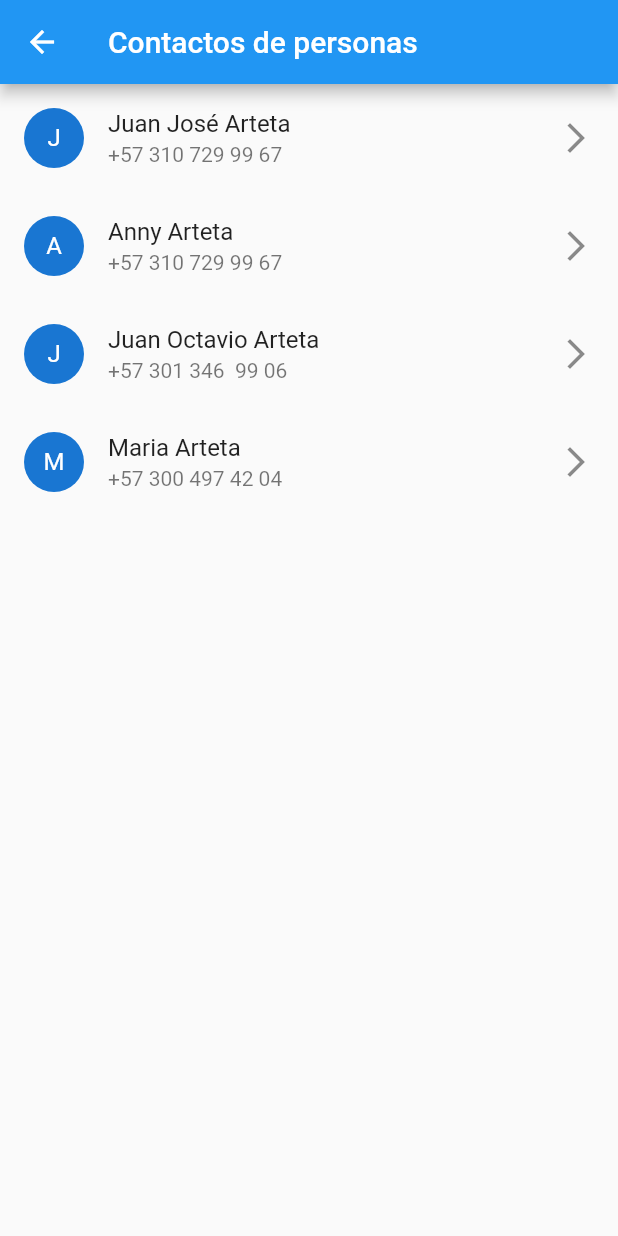
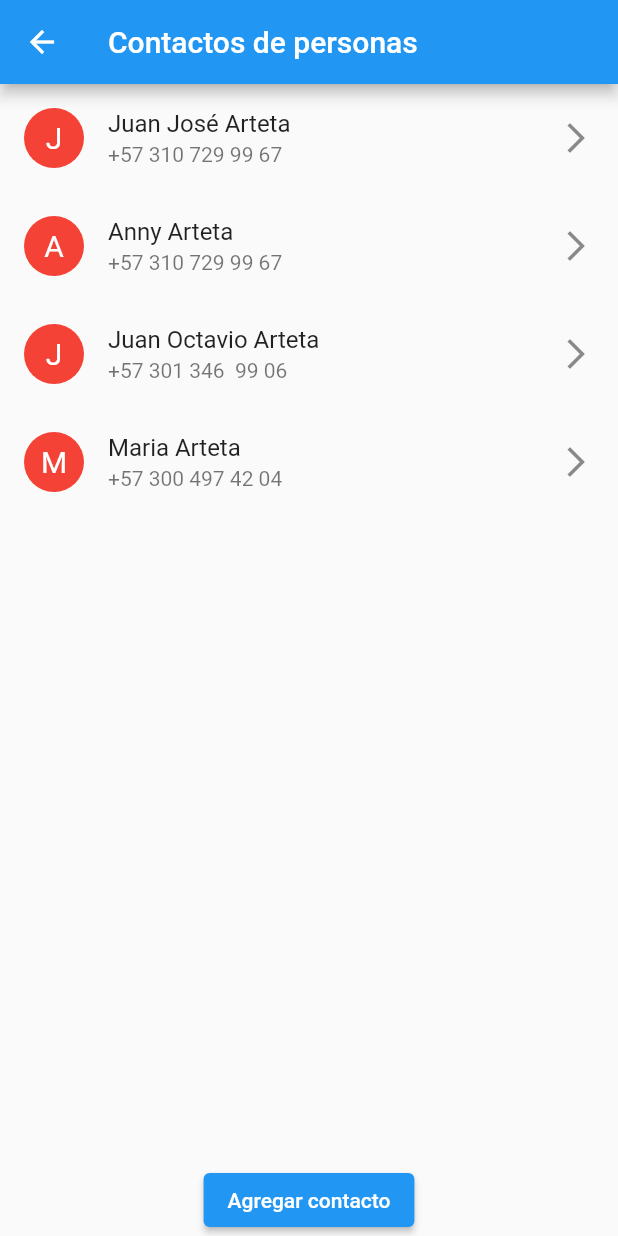
Before and after one commit to jj131204/flutter--dart, a Flutter app: the Apis screen opened directly, on a phone screen of 412 x 824 dp. Run offline on Flutter 3.47's test engine with Material 2 defaults, Android fonts, the phone set to English and light mode, and no system bars; our stand-ins replace carousel_slider; key blocks and very long unbroken strings in the code were emptied for the run.

Commit message:
lista de contactos

```diff
--- a/curso_dart/lib/pages/classes.dart
+++ b/curso_dart/lib/pages/classes.dart
@@ -25,7 +25,12 @@ class _ApisState extends State<Apis> {
       appBar: AppBar(
         title: Text("Contactos de personas"),
       ),
-      body: ListView.builder(
+      body: Container(
+        child: Column(
+          children: <Widget>[
+            Expanded(
+              /** Lista de contactos */
+              child: ListView.builder(
                   itemCount: _personas.length,
                   itemBuilder: (context, index) {
                     return ListTile(
@@ -33,15 +38,32 @@ class _ApisState extends State<Apis> {
                       onLongPress: () {
                         _borrarPersonas(context, _personas[index]);
                       },
-              title:
-                  Text(_personas[index].name + ' ' + _personas[index].lastName),
+                      title: Text(_personas[index].name +
+                          ' ' +
+                          _personas[index].lastName),
                       subtitle: Text(_personas[index].phone),
                       leading: CircleAvatar(
-                child: Text(_personas[index].name.substring(0, 1)),
+                        backgroundColor: Colors.red,
+                        child: Text(
+                          _personas[index].name.substring(0, 1),
+                          style: TextStyle(fontSize: 20.0, color: Colors.white),
+                        ),
                       ),
                       trailing: Icon(Icons.arrow_forward_ios),
                     );
                   }),
+            ),
+            /** Boton para agregar contacto. */
+            ElevatedButton(
+                onPressed: () {
+                  setState(() {
+                    _newContact(context, _personas);
+                  });
+                },
+                child: Text("Agregar contacto")),
+          ],
+        ),
+      ),
     );
   }
 
@@ -79,6 +101,40 @@ class _ApisState extends State<Apis> {
   }
 }
 
+_newContact(context, persona) {
+  showDialog(
+      context: context,
+      builder: (_) => AlertDialog(
+            title: Text("Nuevo contacto"),
+            actions: [
+              TextFormField(
+                decoration: const InputDecoration(
+                  icon: Icon(Icons.person),
+                  hintText: 'What do people call you?',
+                  labelText: 'Name *',
+
+
+                ),
+                onSaved: (String? value) {
+                  // This optional block of code can be used to run
+                  // code when the user saves the form.
+
+                },
+                validator: (String? value) {
+                  print(value);
+                },
+
+              )
+            ],
+          ));
+
+  final newContact = Persona("nuevo", "nuevo", "nuevo");
+
+  persona.add(newContact);
+
+  // print(persona[4].name);
+}
+
 class Persona {
   String name;
   String lastName;
```
Lines whose indentation alone changed are shown as unchanged.
